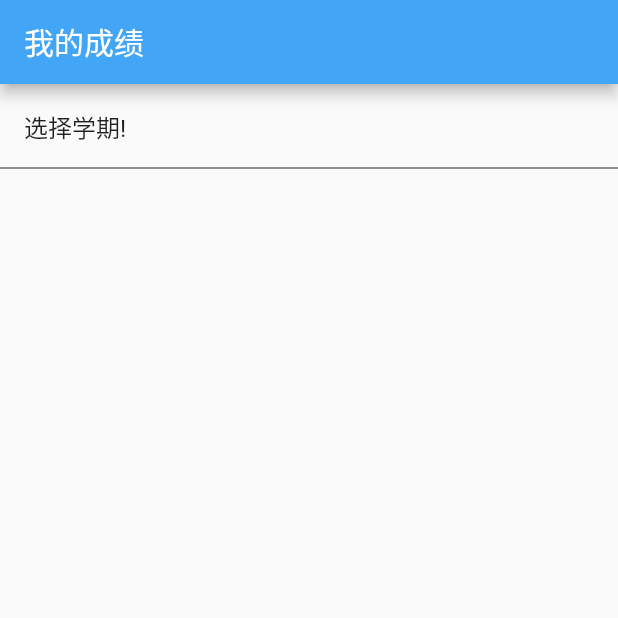
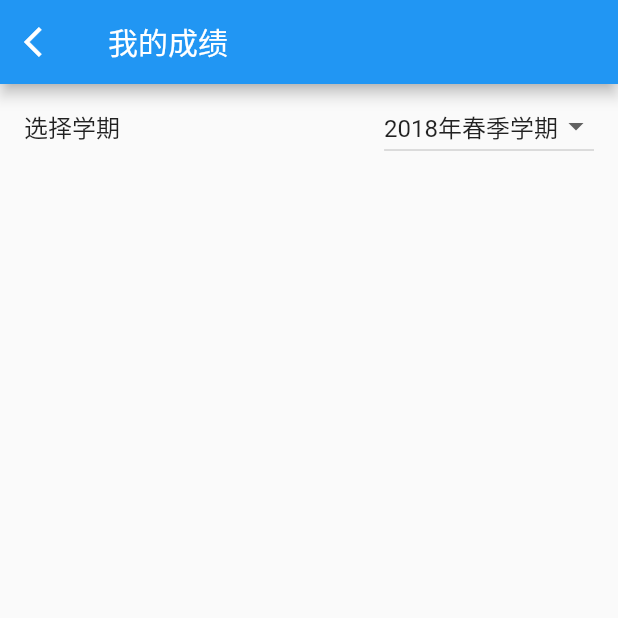
Before and after one commit to PointStoneTeam/cugapp, a Flutter app: the screen it shows after launch, after a tap on "我的成绩", on a phone screen of 412 x 824 dp, the top half of it. Run offline on Flutter 3.47's test engine with Material 2 defaults, Android fonts, the phone set to English and light mode, and no system bars.

Commit message:
Add grade page

```diff
--- a/lib/views/pages/grade.dart
+++ b/lib/views/pages/grade.dart
@@ -1,4 +1,5 @@
 import 'package:flutter/material.dart';
+import 'package:cugapp/utils/global_config.dart';
 
 class GradePageWidget extends StatefulWidget {
   @override
@@ -7,24 +8,49 @@ class GradePageWidget extends StatefulWidget {
 
 class GradePageWidgetState extends State<GradePageWidget> {
 
+  var dropdownValue = "2018年春季学期";
+
+  void freshGrade() {
+
+  }
+
   @override
   Widget build(BuildContext context) {
     return new MaterialApp(
       title: '我的成绩',
       home: Scaffold(
         appBar: AppBar(
+          leading: IconButton(
+            icon: Icon(Icons.arrow_back_ios),
+            onPressed: () {
+              Navigator.pop(context);
+            },
+          ),
           title: Text('我的成绩'),
-          backgroundColor: Colors.blue[400],
         ),
         body: Container(
           child: Column(
             children: <Widget>[
               ListTile(
-                title: Text("选择学期!"),
-              ),
-              Divider(
-                color: Colors.black87,
-                height: 0,
+                title: const Text('选择学期'),
+                trailing: DropdownButton<String>(
+                  value: dropdownValue,
+                  onChanged: (String newValue) {
+                    setState(() {
+                      dropdownValue = newValue;
+                    });
+                  },
+                  items: <String>[
+                      '2019年春季学期', '2018年秋季学期', '2018年春季学期'
+                    ]
+                    .map<DropdownMenuItem<String>>((String value) {
+                      return DropdownMenuItem<String>(
+                        value: value,
+                        child: Text(value),
+                      );
+                    })
+                    .toList(),
+                ),
               ),
             ],
           )
```
Also changed, not shown: lib/views/pages/login.dart (added).
